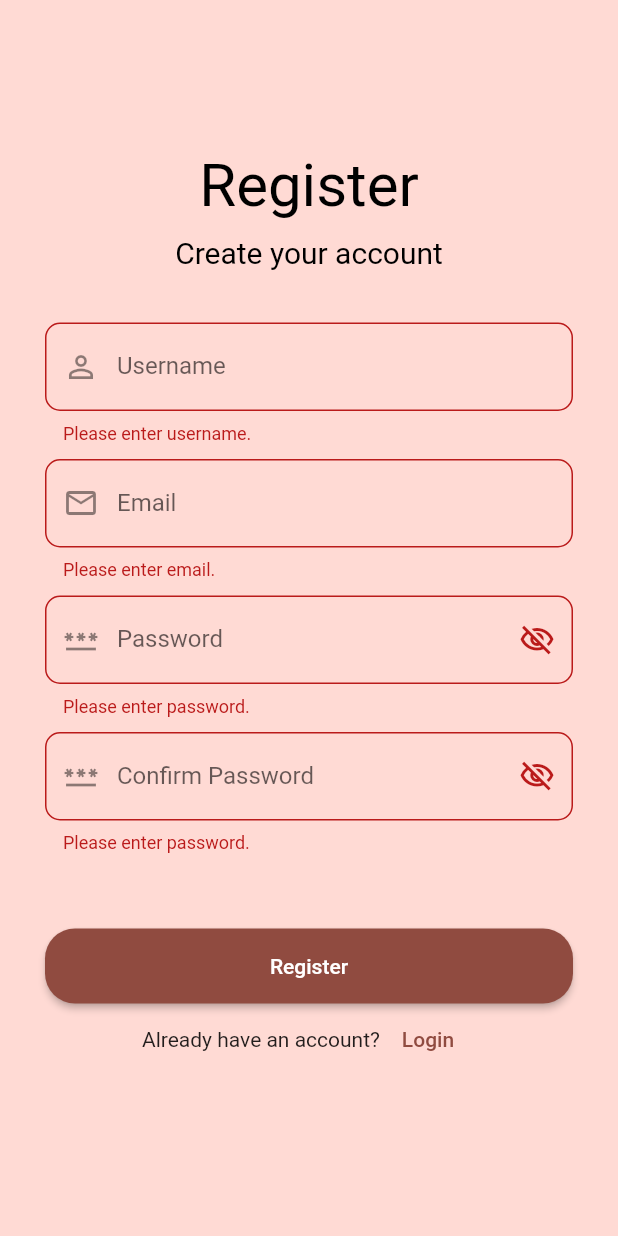
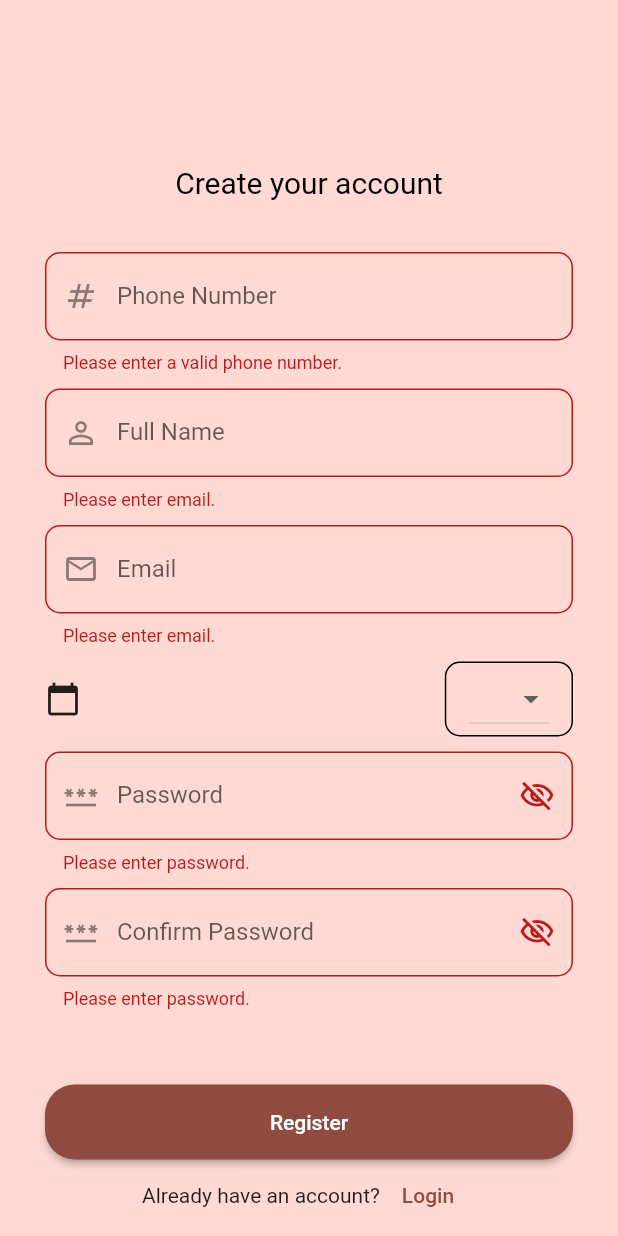
Before and after one commit to sidtuladhar/BloodNepal, a Flutter app: the Signup screen opened directly, after a tap on "Register", on a phone screen of 412 x 824 dp. Run offline on Flutter 3.47's test engine with Material 2 defaults, Android fonts, the phone set to English and light mode, and no system bars; our stand-ins replace hive_flutter; accounts and stored records are empty.

Commit message:
created register and login page

```diff
--- a/lib/ui/login.dart
+++ b/lib/ui/login.dart
@@ -26,9 +26,11 @@
 
   @override
   Widget build(BuildContext context) {
+
     if (_boxLogin.get("loginStatus") ?? false) {
       return Home();
     }
+    print('hi');
 
     return Scaffold(
       backgroundColor: Theme.of(context).colorScheme.primaryContainer,
@@ -162,6 +164,10 @@
                   ),
                 ],
               ),
+              const SizedBox(height: 50),
+              const Text("In case of an emergency requiring blood as soon as possible, "
+                "please call 1234567890.",
+              style: TextStyle(fontSize: 15, height: 1.2))
             ],
           ),
         ),
--- a/lib/ui/signup.dart
+++ b/lib/ui/signup.dart
@@ -12,9 +12,20 @@
   final GlobalKey<FormState> _formKey = GlobalKey();
 
   final FocusNode _focusNodeEmail = FocusNode();
+  final FocusNode _focusNodeFullName = FocusNode();
   final FocusNode _focusNodePassword = FocusNode();
   final FocusNode _focusNodeConfirmPassword = FocusNode();
-  final TextEditingController _controllerUsername = TextEditingController();
+
+  String? selectedBloodGroup;
+  String? birthDateInString;
+  DateTime? birthDate;
+  bool isDateSelected= false;
+
+
+
+
+  final TextEditingController _controllerPhoneNumber = TextEditingController();
+  final TextEditingController _controllerFullName = TextEditingController();
   final TextEditingController _controllerEmail = TextEditingController();
   final TextEditingController _controllerPassword = TextEditingController();
   final TextEditingController _controllerConFirmPassword =
@@ -34,13 +45,6 @@
           child: Column(
             children: [
               const SizedBox(height: 100),
-              const Text(
-                "Register",
-                style: TextStyle(
-                  fontSize: 40,
-                  color: Colors.black,
-                ),
-              ),
               const SizedBox(height: 10),
               const Text(
                 "Create your account",
@@ -51,10 +55,37 @@
               ),
               const SizedBox(height: 35),
               TextFormField(
-                controller: _controllerUsername,
+                controller: _controllerPhoneNumber,
+                keyboardType: TextInputType.number,
+                decoration: InputDecoration(
+                  labelText: "Phone Number",
+                  prefixIcon: const Icon(Icons.numbers),
+                  border: OutlineInputBorder(
+                    borderRadius: BorderRadius.circular(10),
+                  ),
+                  enabledBorder: OutlineInputBorder(
+                    borderRadius: BorderRadius.circular(10),
+                  ),
+                ),
+                validator: (String? value) {
+                  if (value == null || value.isEmpty) {
+                    return "Please enter a valid phone number.";
+                  } else if (value.length != 10) {
+                    return "Phone number is invalid."; }
+                  else if (_boxAccounts.containsKey(value)) {
+                    return "Phone number is already registered.";
+                  }
+                  return null;
+                },
+                onEditingComplete: () => _focusNodeFullName.requestFocus(),
+              ),
+              const SizedBox(height: 10),
+              TextFormField(
+                controller: _controllerFullName,
+                focusNode: _focusNodeFullName,
                 keyboardType: TextInputType.name,
                 decoration: InputDecoration(
-                  labelText: "Username",
+                  labelText: "Full Name",
                   prefixIcon: const Icon(Icons.person_outline),
                   border: OutlineInputBorder(
                     borderRadius: BorderRadius.circular(10),
@@ -65,11 +96,10 @@
                 ),
                 validator: (String? value) {
                   if (value == null || value.isEmpty) {
-                    return "Please enter username.";
-                  } else if (_boxAccounts.containsKey(value)) {
-                    return "Username is already registered.";
+                    return "Please enter email.";
+                  } else if (!(value.contains('@') && value.contains('.'))) {
+                    return "Invalid email";
                   }
-
                   return null;
                 },
                 onEditingComplete: () => _focusNodeEmail.requestFocus(),
@@ -98,6 +128,65 @@
                   return null;
                 },
                 onEditingComplete: () => _focusNodePassword.requestFocus(),
+              ),
+              const SizedBox(height: 10),
+              Row(
+                mainAxisAlignment: MainAxisAlignment.spaceBetween,
+                children: [
+                  GestureDetector(
+                      child: new Icon(Icons.calendar_today),
+                      onTap: ()async{
+                        final datePick= await showDatePicker(
+                            context: context,
+                            initialDate: new DateTime.now(),
+                            firstDate: new DateTime(1900),
+                            lastDate: new DateTime(2100)
+                        );
+                        if(datePick!=null && datePick!=birthDate){
+                          setState(() {
+                            birthDate=datePick;
+                            isDateSelected=true;
+                            // put it here
+                            birthDateInString =
+                            "${birthDate?.month}/"
+                                "${birthDate?.day}/"
+                                "${birthDate?.year}";
+                          });
+                        }
+                      }
+                  ),
+                  Container(decoration: BoxDecoration(
+                    border: Border.all(
+                      color: Colors.black,
+                      width: 1.0,
+                    ),
+                    borderRadius: BorderRadius.circular(10.0),
+                  ),
+                      padding: const EdgeInsets.symmetric(horizontal: 15.0),
+                      child: DropdownButton<String>(
+                        value: selectedBloodGroup,
+                        onChanged: (newValue) {
+                          setState(() {
+                            selectedBloodGroup = newValue!;
+                          });
+                        },
+                        items: <String>[
+                          'A+',
+                          'B+',
+                          'O+',
+                          'AB+',
+                          'A-',
+                          'B-',
+                          'O-',
+                          'AB-'
+                        ].map<DropdownMenuItem<String>>((String value) {
+                          return DropdownMenuItem<String>(
+                            value: value,
+                            child: Text(value),
+                          );
+                        }).toList(),
+                      )),
+                ]
               ),
               const SizedBox(height: 10),
               TextFormField(
@@ -182,7 +271,7 @@
                     onPressed: () {
                       if (_formKey.currentState?.validate() ?? false) {
                         _boxAccounts.put(
-                          _controllerUsername.text,
+                          _controllerPhoneNumber.hashCode,
                           _controllerConFirmPassword.text,
                         );
 
@@ -230,7 +319,8 @@
     _focusNodeEmail.dispose();
     _focusNodePassword.dispose();
     _focusNodeConfirmPassword.dispose();
-    _controllerUsername.dispose();
+    _controllerPhoneNumber.dispose();
+    _controllerFullName.dispose();
     _controllerEmail.dispose();
     _controllerPassword.dispose();
     _controllerConFirmPassword.dispose();
```
Also changed, not shown: lib/fonts/Domine/OFL.txt (added, +97 -0 lines), lib/ui/home.dart (+12 -6 lines), flutter_01.png (added), lib/fonts/Domine/README.txt (added), lib/fonts/Domine/static/Domine-SemiBold.ttf (added).
